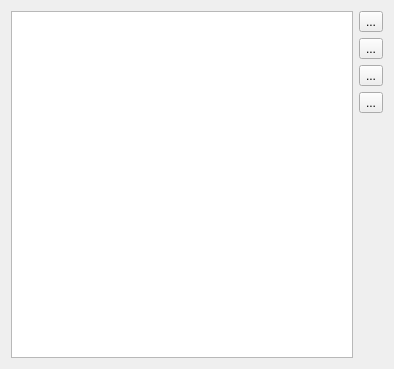
First picture: the form in src/plugins/rss/store.ui, repository chrmorais/aranduka, before the edit.
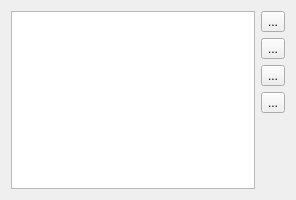
Second picture: the form after the edit. Icons and pictures are not drawn.

Patch:
```diff
--- a/src/plugins/rss/store.ui
+++ b/src/plugins/rss/store.ui
@@ -6,8 +6,8 @@
    <rect>
     <x>0</x>
     <y>0</y>
-    <width>394</width>
-    <height>369</height>
+    <width>296</width>
+    <height>200</height>
    </rect>
   </property>
   <property name="windowTitle">
```
Left out of the diff: 20 changed lines with no effect on the pictures.
